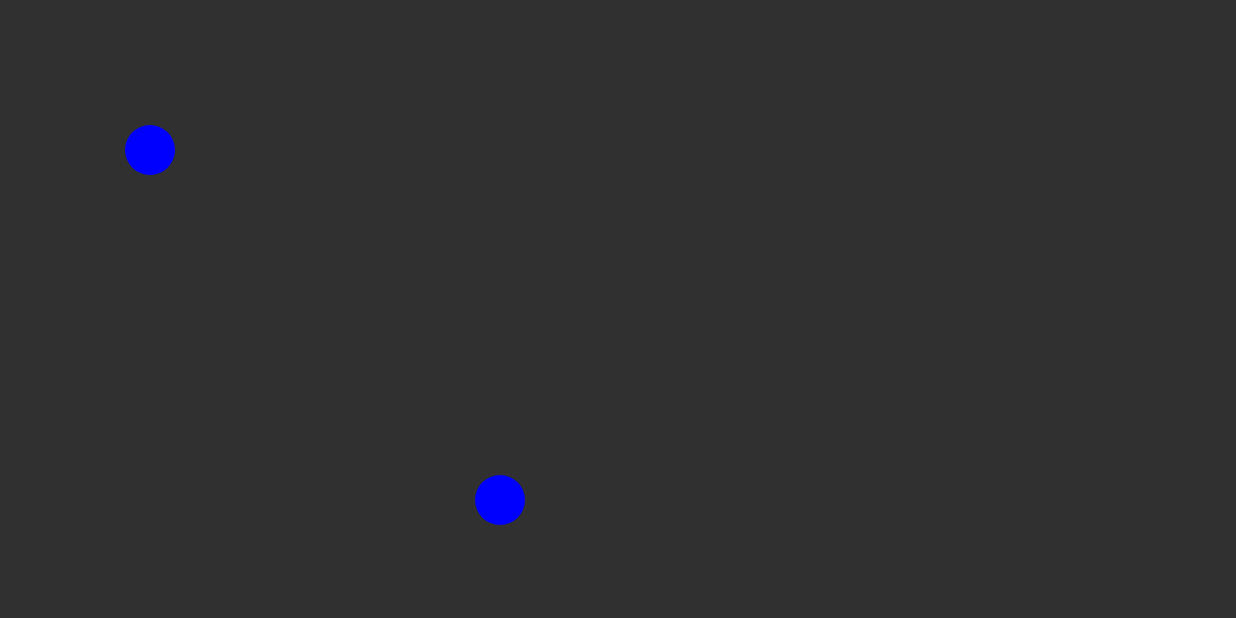
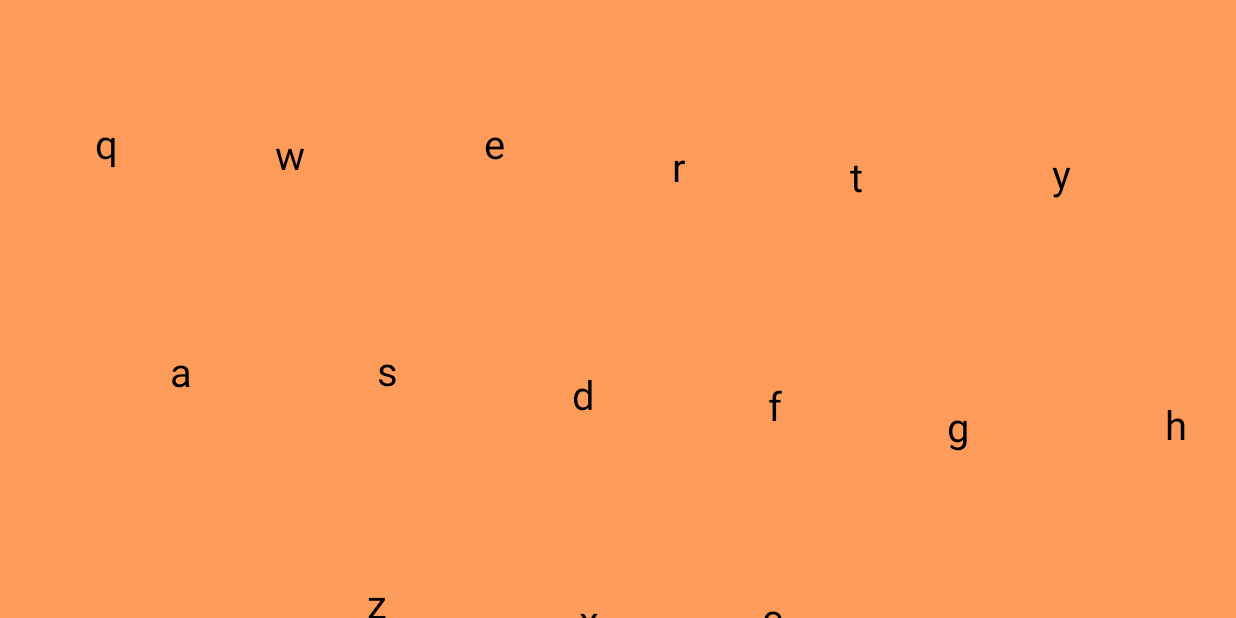
Before and after one commit to dl541/KeyboardPressingLogger, an Android app: the screen it shows after launch (OptimizedKeyboardActivity), after a tap on "OPTIMIZED KEYBOARD", on a phone screen of 824 x 412 dp (held sideways). Run offline under Robolectric (Android 15) with nearby library versions, the phone set to English and light mode, and no system bars.

Commit message:
Build optimized keyboard view, read mean positions from text file

```diff
--- a/app/src/main/java/com/example/android/justjava/OptimizedButton.java
+++ b/app/src/main/java/com/example/android/justjava/OptimizedButton.java
@@ -1,13 +1,28 @@
 package com.example.android.justjava;
 
+import android.graphics.Color;
+import android.graphics.Paint;
 import android.util.Log;
 
 import java.util.ArrayList;
 import java.util.List;
+import java.util.Random;
 
 public class OptimizedButton {
     private float centreX;
     private float centreY;
+
+    public static Paint getCharacterPaint() {
+        return characterPaint;
+    }
+
+    private static Paint characterPaint = new Paint(Paint.ANTI_ALIAS_FLAG);
+
+    public int getButtonColor() {
+        return buttonColor;
+    }
+
+    private int buttonColor;
 
     public float getCentreX() {
         return centreX;
@@ -31,7 +46,14 @@ public class OptimizedButton {
         this.character = character;
         this.xWindow.add(x);
         this.yWindow.add(y);
+        characterPaint.setColor(Color.BLACK);
+        characterPaint.setTextSize(40);
+
+        Random rand = new Random();
+        this.buttonColor = Color.rgb(rand.nextInt(),rand.nextInt(),rand.nextInt());
+
     }
+
 
     public void updateMean(float x, float y){
         centreX = (x + centreX * xWindow.size())/(xWindow.size()+1);
--- a/app/src/main/java/com/example/android/justjava/OptimizedKeyboardActivity.java
+++ b/app/src/main/java/com/example/android/justjava/OptimizedKeyboardActivity.java
@@ -33,7 +33,10 @@ public class OptimizedKeyboardActivity extends AppCompatActivity {
 
                     String log = String.format("%s\t1\t%s\t%s\t%s",logIndex,action, actionX, actionY);
                     Log.i("Keyboard", String.format("Action %s is detected",action));
-                    new Globals().execute(log);
+
+                    if (Globals.connected) {
+                        new Globals().execute(log);
+                    }
                     logIndex += 1;
                 }
                 return true;
--- a/app/src/main/java/com/example/android/justjava/OptimizedKeyboardView.java
+++ b/app/src/main/java/com/example/android/justjava/OptimizedKeyboardView.java
@@ -1,14 +1,16 @@
 package com.example.android.justjava;
 
 import android.content.Context;
+import android.graphics.Bitmap;
 import android.graphics.Canvas;
-import android.graphics.Color;
-import android.graphics.Paint;
-import android.graphics.drawable.Drawable;
-import android.text.TextPaint;
 import android.util.AttributeSet;
+import android.util.Log;
 import android.view.View;
 
+import java.io.BufferedReader;
+import java.io.IOException;
+import java.io.InputStream;
+import java.io.InputStreamReader;
 import java.util.ArrayList;
 import java.util.Comparator;
 import java.util.List;
@@ -17,17 +19,11 @@ import java.util.List;
  * TODO: document your custom view class.
  */
 public class OptimizedKeyboardView extends View {
-    private String mExampleString; // TODO: use a default from R.string...
-    private int mExampleColor = Color.RED; // TODO: use a default from R.color...
-    private float mExampleDimension = 0; // TODO: use a default from R.dimen...
-    private Drawable mExampleDrawable;
-
-    private TextPaint mTextPaint;
-    private float mTextWidth;
-    private float mTextHeight;
-
     private List<OptimizedButton> optimizedButtonList = new ArrayList<OptimizedButton>();
     private float circleRadius = 25f;
+    public static Bitmap optimizedKeyboardBitmap;
+
+    public static int[] intArray;
 
     public OptimizedKeyboardView(Context context) {
         super(context);
@@ -45,83 +41,82 @@ public class OptimizedKeyboardView extends View {
     }
 
     private void init(AttributeSet attrs, int defStyle) {
-        this.optimizedButtonList.add(new OptimizedButton(150f,150f,"q"));
-        this.optimizedButtonList.add(new OptimizedButton(500f, 500f, "w"));
-        this.optimizedButtonList.add(new OptimizedButton(1500f, 1000f, "e"));
-        // Load attributes
-//        final TypedArray a = getContext().obtainStyledAttributes(
-//                attrs, R.styleable.OptimizedKeyboardView, defStyle, 0);
+        InputStream is = getResources().openRawResource(R.raw.keyboard_data);
+        BufferedReader bufferedReader = new BufferedReader(new InputStreamReader(is));
 
-//        mExampleString = a.getString(
-//                R.styleable.OptimizedKeyboardView_exampleString);
-//        mExampleColor = a.getColor(
-//                R.styleable.OptimizedKeyboardView_exampleColor,
-//                mExampleColor);
-        // Use getDimensionPixelSize or getDimensionPixelOffset when dealing with
-        // values that should fall on pixel boundaries.
-//        mExampleDimension = a.getDimension(
-//                R.styleable.OptimizedKeyboardView_exampleDimension,
-//                mExampleDimension);
-//
-//        if (a.hasValue(R.styleable.OptimizedKeyboardView_exampleDrawable)) {
-//            mExampleDrawable = a.getDrawable(
-//                    R.styleable.OptimizedKeyboardView_exampleDrawable);
-//            mExampleDrawable.setCallback(this);
-//        }
-//
-//        a.recycle();
-//
-//        // Set up a default TextPaint object
-//        mTextPaint = new TextPaint();
-//        mTextPaint.setFlags(Paint.ANTI_ALIAS_FLAG);
-//        mTextPaint.setTextAlign(Paint.Align.LEFT);
-//
-//        // Update TextPaint and text measurements from attributes
-//        invalidateTextPaintAndMeasurements();
-    }
-
-//    private void invalidateTextPaintAndMeasurements() {
-//        mTextPaint.setTextSize(mExampleDimension);
-//        mTextPaint.setColor(mExampleColor);
-//        mTextWidth = mTextPaint.measureText(mExampleString);
-//
-//        Paint.FontMetrics fontMetrics = mTextPaint.getFontMetrics();
-//        mTextHeight = fontMetrics.bottom;
-//    }
+        try {
+            while (bufferedReader.ready()) {
+                String line = bufferedReader.readLine();
+                String[] lineSplit = line.split("\t");
+                this.optimizedButtonList.add(new OptimizedButton(Float.parseFloat(lineSplit[0]),
+                        Float.parseFloat(lineSplit[1]),
+                        lineSplit[2]));
+            }
+        }
+        catch (IOException e){
+            Log.e("OptimizedKeyboard", e.getMessage());
+            }
+        }
 
     @Override
     protected void onDraw(Canvas canvas) {
         super.onDraw(canvas);
 
-        // TODO: consider storing these as member variables to reduce
-        // allocations per draw cycle.
-        int paddingLeft = getPaddingLeft();
-        int paddingTop = getPaddingTop();
-        int paddingRight = getPaddingRight();
-        int paddingBottom = getPaddingBottom();
+        if (optimizedKeyboardBitmap == null){
+            optimizedKeyboardBitmap = Bitmap.createBitmap(getWidth(), getHeight(),
+                    Bitmap.Config.ARGB_8888);
+            intArray = new int[optimizedKeyboardBitmap.getWidth() * optimizedKeyboardBitmap.getHeight()];
 
-        int contentWidth = getWidth() - paddingLeft - paddingRight;
-        int contentHeight = getHeight() - paddingTop - paddingBottom;
+            optimizedKeyboardBitmap.getPixels(intArray, 0, optimizedKeyboardBitmap.getWidth(), 0, 0, optimizedKeyboardBitmap.getWidth(),
+                    optimizedKeyboardBitmap.getHeight());
 
-//        // Draw the text.
-//        canvas.drawText(mExampleString,
-//                paddingLeft + (contentWidth - mTextWidth) / 2,
-//                paddingTop + (contentHeight + mTextHeight) / 2,
-//                mTextPaint);
-//
-//        // Draw the example drawable on top of the text.
-//        if (mExampleDrawable != null) {
-//            mExampleDrawable.setBounds(paddingLeft, paddingTop,
-//                    paddingLeft + contentWidth, paddingTop + contentHeight);
-//            mExampleDrawable.draw(canvas);
-//        }
+            for (int ind = 0; ind < intArray.length; ind++){
+                int row = ind / getWidth();
+                int col = ind % getWidth();
+                int minInd = 0;
+                int minNorm = Integer.MAX_VALUE;
+                for (int buttonInd = 0; buttonInd < optimizedButtonList.size(); buttonInd ++){
+                    int colDiff = Math.round(optimizedButtonList.get(buttonInd).getCentreX()) - col;
+                    int rowDiff = Math.round(optimizedButtonList.get(buttonInd).getCentreY()) - row;
 
-        Paint circlePaint = new Paint(Paint.ANTI_ALIAS_FLAG);
-        circlePaint.setColor(Color.BLUE);
+                    if (colDiff*colDiff + rowDiff * rowDiff < minNorm){
+                        minInd = buttonInd;
+                        minNorm = colDiff*colDiff + rowDiff * rowDiff;
+                    }
+                }
+                intArray[ind] = optimizedButtonList.get(minInd).getButtonColor();
+            }
+            optimizedKeyboardBitmap.setPixels(intArray, 0, optimizedKeyboardBitmap.getWidth(), 0, 0, optimizedKeyboardBitmap.getWidth(),
+                    optimizedKeyboardBitmap.getHeight());
+        }
+
+        canvas.drawBitmap(optimizedKeyboardBitmap, 0, 0, null);
 
         for(OptimizedButton button: optimizedButtonList) {
-            canvas.drawCircle(button.getCentreX(),button.getCentreY(), circleRadius, circlePaint);
+            canvas.drawText(button.getCharacter(),button.getCentreX(),button.getCentreY(), OptimizedButton.getCharacterPaint());
         }
+
+        //OpenList voronoiSites = generateVoronoi(canvas);
+
+//        for (int ind = 0; ind < voronoiSites.size; ind ++){
+//            PolygonSimple polygon = voronoiSites.get(ind).getPolygon();
+//            Paint polygonPaint = new Paint();
+//            polygonPaint.setColor(optimizedButtonList.get(ind).getButtonColor());
+//
+//            Path polygonPath = new Path();
+//            double[] xList = polygon.getXPoints();
+//            double[] yList = polygon.getYPoints();
+//
+//            polygonPath.moveTo((float)xList[0], (float)yList[0]);
+//
+//            for (int pointInd = 1; pointInd < xList.length; pointInd++){
+//                polygonPath.lineTo((float)xList[pointInd], (float)yList[pointInd]);
+//            }
+//
+//            polygonPath.close();
+//
+//            canvas.drawPath(polygonPath, polygonPaint);
+//        }
     }
 
     public void updateKeyboard(float x, float y){
@@ -137,6 +132,31 @@ public class OptimizedKeyboardView extends View {
             return distX *distX + distY*distY;
         } )).get();
     }
+
+//    private OpenList generateVoronoi(Canvas canvas){
+//        PowerDiagram diagram = new PowerDiagram();
+//
+//        OpenList sites = new OpenList();
+//
+//        PolygonSimple rootPolygon = new PolygonSimple();
+//        int width = canvas.getWidth();
+//        int height = canvas.getHeight();
+//        rootPolygon.add(0, 0);
+//        rootPolygon.add(width, 0);
+//        rootPolygon.add(width, height);
+//        rootPolygon.add(0, height);
+//
+//        optimizedButtonList.stream().forEach((OptimizedButton button) -> {
+//            sites.add(new Site(button.getCentreX(),button.getCentreY()));
+//        });
+//
+//        diagram.setSites(sites);
+//        diagram.setClipPoly(rootPolygon);
+//
+//        diagram.computeDiagram();
+//
+//        return sites;
+//    }
 
 //    /**
 //     * Gets the example string attribute value.
```
Also changed, not shown: app/src/main/res/raw/keyboard_data.txt (added, +26 -0 lines).
